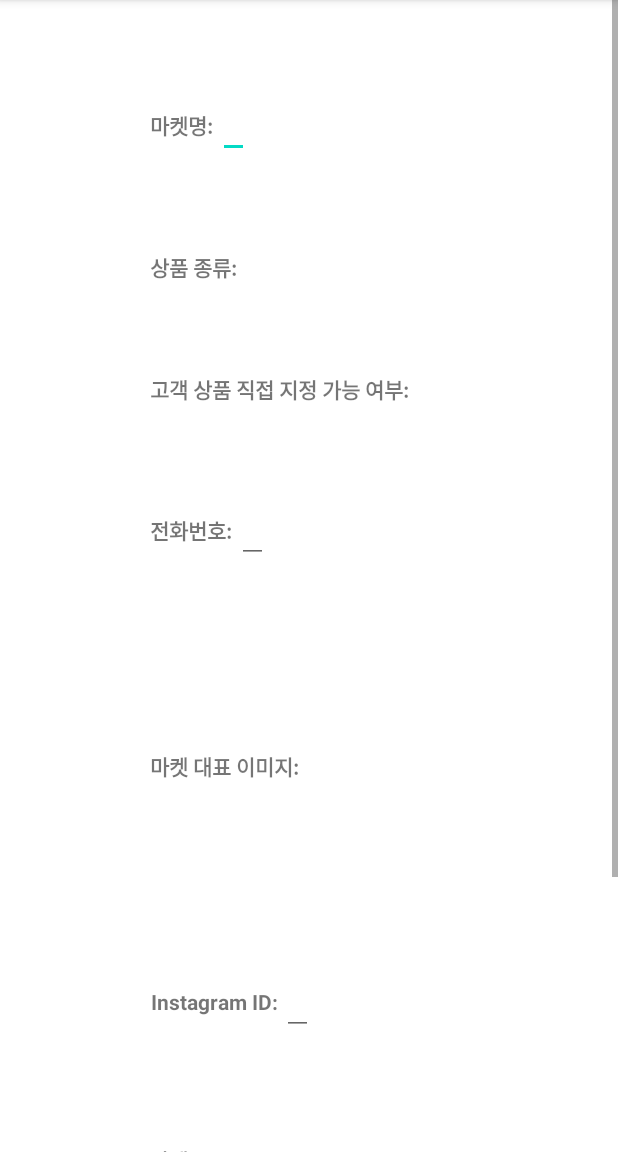
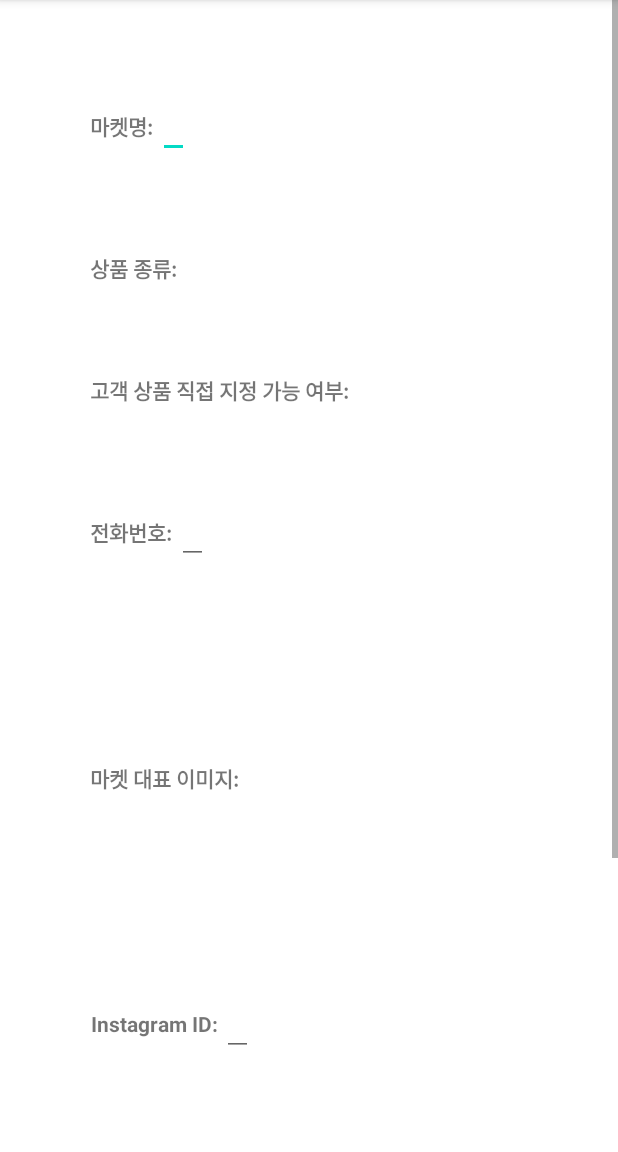
Before and after one commit to mj-ade/Direct-Order, an Android app: the fragment MarketSettingFragment shown on its own in the app's theme, on a phone screen of 412 x 824 dp, the part 84-1236 px from its top. Run offline under Robolectric (Android 15) with nearby library versions, the phone set to English and light mode, and no system bars; our stand-ins replace Firebase (no records; nobody signed in at launch, a user with empty details on screens opened directly); pictures from the network do not load; 1 statement that could not run was skipped.

Commit message:
Update fragment_market_setting.xml
margin_left dp값 변경

```diff
--- a/app/src/main/res/layout/fragment_market_setting.xml
+++ b/app/src/main/res/layout/fragment_market_setting.xml
@@ -10,8 +10,8 @@
     <LinearLayout
         android:layout_width="match_parent"
         android:layout_height="match_parent"
-        android:orientation="vertical"
-        >
+        android:orientation="vertical">
+
         <LinearLayout
             android:layout_marginTop="60dp"
             android:layout_width="match_parent"
@@ -19,65 +19,58 @@
             android:orientation="horizontal">
 
             <TextView
-            android:layout_marginLeft="100dp"
+                android:layout_marginLeft="60dp"
                 android:id="@+id/name_shop"
                 android:layout_width="wrap_content"
-            android:layout_height="47dp"
+                android:layout_height="48dp"
                 android:layout_gravity="end"
                 android:gravity="center"
                 android:text="마켓명: "
                 android:textStyle="bold" />
 
             <EditText
-
                 android:id="@+id/shop_name"
                 android:layout_width="wrap_content"
                 android:layout_height="wrap_content"
                 android:layout_gravity="start"
-            android:textStyle="bold"
-       />
+                android:textStyle="bold" />
         </LinearLayout>
+
         <LinearLayout
+            android:layout_marginTop="60dp"
+            android:layout_width="match_parent"
+            android:layout_height="wrap_content"
+            android:orientation="horizontal">
+            <TextView
+                android:layout_marginLeft="60dp"
+                android:id="@+id/txt_goods"
+                android:layout_width="wrap_content"
+                android:layout_height="wrap_content"
+                android:gravity="center"
+                android:text="상품 종류: "
+                android:textStyle="bold" />
+            <TextView
+                android:id="@+id/shop_good"
+                android:layout_width="wrap_content"
+                android:layout_height="wrap_content"
+                android:layout_gravity="start"
+                android:textStyle="bold" />
+        </LinearLayout>
 
+        <LinearLayout
             android:layout_marginTop="60dp"
             android:layout_width="match_parent"
             android:layout_height="wrap_content"
             android:orientation="horizontal">
 
             <TextView
-            android:layout_marginLeft="100dp"
-            android:id="@+id/txt_goods"
-            android:layout_width="wrap_content"
-            android:layout_height="wrap_content"
-            android:gravity="center"
-            android:text="상품 종류: "
-            android:textStyle="bold"
-         />
-        <TextView
-            android:id="@+id/shop_good"
-            android:layout_width="wrap_content"
-            android:layout_height="wrap_content"
-            android:layout_gravity="start"
-            android:textStyle="bold"
-         />
-    </LinearLayout>
-
-        <LinearLayout
-
-            android:layout_marginTop="60dp"
-            android:layout_width="match_parent"
-            android:layout_height="wrap_content"
-            android:orientation="horizontal">
-
-            <TextView
-                android:layout_marginLeft="100dp"
+                android:layout_marginLeft="60dp"
                 android:id="@+id/txt_editable"
                 android:layout_width="wrap_content"
                 android:layout_height="wrap_content"
                 android:gravity="center"
                 android:text="고객 상품 직접 지정 가능 여부: "
-                android:textStyle="bold"
-                />
+                android:textStyle="bold" />
 
             <TextView
                 android:id="@+id/whether"
@@ -93,10 +86,10 @@
             android:layout_height="wrap_content"
             android:orientation="horizontal">
             <TextView
-            android:layout_marginLeft="100dp"
+                android:layout_marginLeft="60dp"
                 android:id="@+id/txt_num"
                 android:layout_width="wrap_content"
-            android:layout_height="47dp"
+                android:layout_height="48dp"
                 android:gravity="center"
                 android:text="전화번호: "
                 android:textStyle="bold" />
@@ -108,6 +101,7 @@
                 android:layout_gravity="start"
                 android:textStyle="bold" />
         </LinearLayout>
+
         <LinearLayout
             android:layout_marginTop="60dp"
             android:layout_width="match_parent"
@@ -119,33 +113,33 @@
                 android:layout_width="wrap_content"
                 android:layout_height="match_parent"
                 android:layout_gravity="end"
-            android:layout_marginLeft="100dp"
+                android:layout_marginLeft="60dp"
                 android:gravity="center"
-
                 android:text="마켓 대표 이미지: "
                 android:textStyle="bold" />
 
             <ImageView
                 android:id="@+id/shop_main"
-            android:layout_width="158dp"
-            android:layout_height="147dp"
+                android:layout_width="160dp"
+                android:layout_height="160dp"
                 android:layout_gravity="start" />
+        </LinearLayout>
 
-    </LinearLayout>
         <LinearLayout
             android:layout_marginTop="60dp"
             android:layout_width="match_parent"
             android:layout_height="wrap_content"
             android:orientation="horizontal">
+
             <TextView
-            android:layout_marginLeft="100dp"
+                android:layout_marginLeft="60dp"
                 android:layout_width="wrap_content"
-            android:layout_height="46dp"
+                android:layout_height="48dp"
                 android:layout_gravity="end"
                 android:gravity="center"
                 android:text="Instagram ID: "
-            android:textStyle="bold"
-           />
+                android:textStyle="bold" />
+
             <EditText
                 android:id="@+id/shop_insta"
                 android:layout_width="wrap_content"
@@ -153,20 +147,20 @@
                 android:layout_gravity="start"
                 android:textStyle="bold" />
         </LinearLayout>
+
         <LinearLayout
             android:layout_marginTop="60dp"
             android:layout_width="match_parent"
             android:layout_height="wrap_content"
             android:orientation="horizontal">
             <TextView
-                android:layout_marginLeft="100dp"
+                android:layout_marginLeft="60dp"
                 android:layout_width="wrap_content"
-                android:layout_height="45dp"
+                android:layout_height="48dp"
                 android:layout_gravity="end"
                 android:gravity="center"
                 android:text="마켓 주소: "
-                android:textStyle="bold"
-                />
+                android:textStyle="bold" />
             <EditText
                 android:id="@+id/shop_add"
                 android:layout_width="wrap_content"
@@ -175,20 +169,22 @@
                 android:inputType="text"
                 android:textStyle="bold" />
         </LinearLayout>
+
         <LinearLayout
             android:layout_marginTop="60dp"
             android:layout_width="match_parent"
             android:layout_height="wrap_content"
             android:orientation="horizontal">
+
             <TextView
-                android:layout_marginLeft="100dp"
+                android:layout_marginLeft="60dp"
                 android:layout_width="wrap_content"
-                android:layout_height="45dp"
+                android:layout_height="48dp"
                 android:layout_gravity="end"
                 android:gravity="center"
                 android:text="계좌번호: "
-                android:textStyle="bold"
-                />
+                android:textStyle="bold" />
+
             <EditText
                 android:id="@+id/shop_acc"
                 android:layout_width="wrap_content"
@@ -197,16 +193,13 @@
                 android:inputType="number"
                 android:textStyle="bold" />
         </LinearLayout>
+
         <Button
             android:id="@+id/edit_shop"
             android:layout_width="wrap_content"
             android:layout_height="wrap_content"
             android:layout_gravity="center"
             android:layout_marginTop="60dp"
-
             android:text="수정" />
     </LinearLayout>
-
-
-
 </ScrollView>
```
Lines whose indentation alone changed are shown as unchanged.
